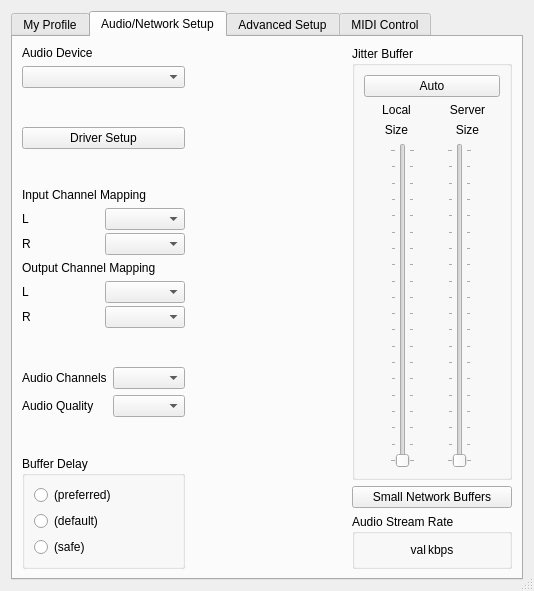
This is src/clientsettingsdlgbase.ui in jamonyapp/jamony-jamsoul as Qt 5 draws it before an edit. The edited form follows.
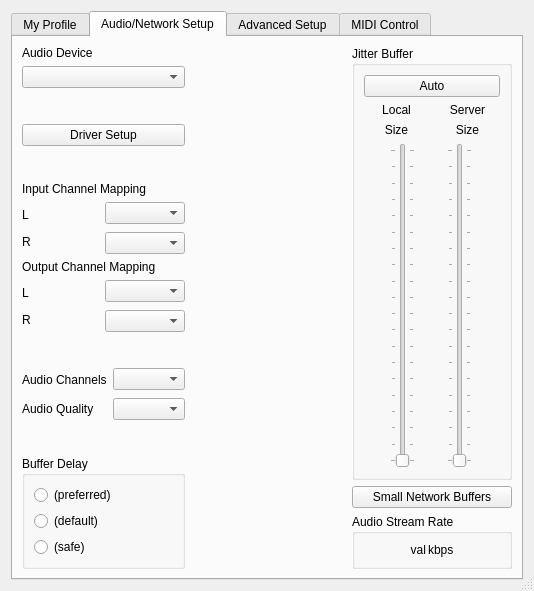
This is the edited form. The open tabs and pages were chosen to show the change. Icons and pictures are not drawn. Custom widgets are drawn as their Qt base class.

Commit message:
fix: 设置窗声道映射下拉框间距3→8,与音频通道组统一
_5(输入L/R)/_8(输出L/R) spacing 3→8,verticalLayout(音频通道/质量)
由默认改显式8,三处统一防style默认漂移

Diff of the .ui file:
```diff
--- a/src/clientsettingsdlgbase.ui
+++ b/src/clientsettingsdlgbase.ui
@@ -519,7 +519,7 @@
                 <item>
                  <layout class="QVBoxLayout" name="_5">
                   <property name="spacing">
-                   <number>3</number>
+                   <number>8</number>
                   </property>
                   <item>
                    <widget class="QComboBox" name="cbxLInChan"/>
@@ -582,7 +582,7 @@
                 <item>
                  <layout class="QVBoxLayout" name="_8">
                   <property name="spacing">
-                   <number>3</number>
+                   <number>8</number>
                   </property>
                   <item>
                    <widget class="QComboBox" name="cbxLOutChan"/>
@@ -641,6 +641,9 @@
              </item>
              <item>
               <layout class="QVBoxLayout" name="verticalLayout">
+               <property name="spacing">
+                <number>8</number>
+               </property>
                <item>
                 <widget class="QComboBox" name="cbxAudioChannels"/>
                </item>
```
